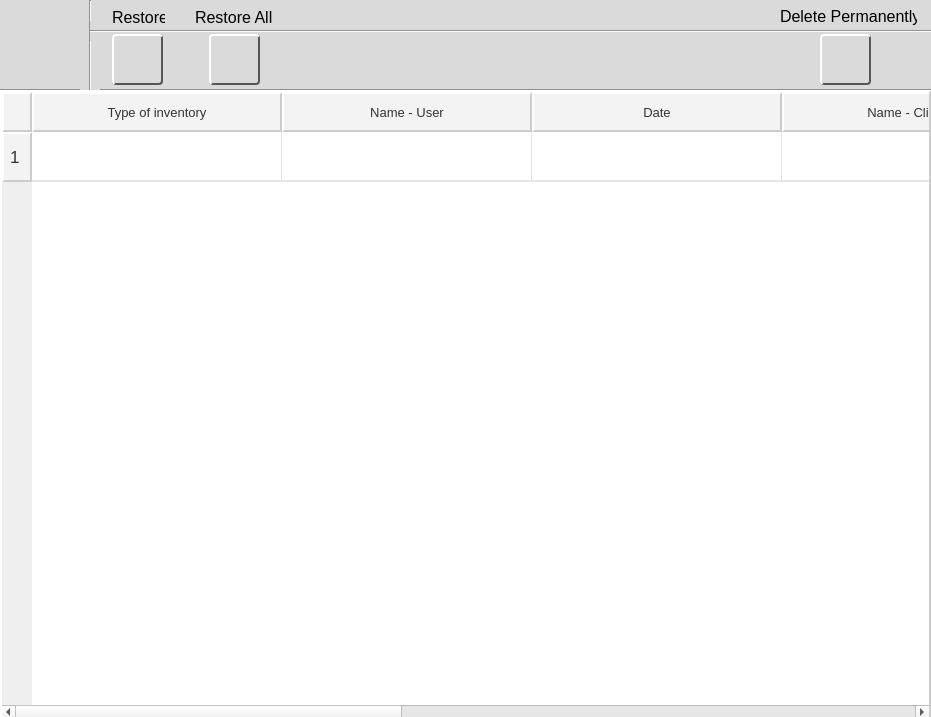
First picture: the form in qt/recycle_bin.ui, repository Eorico/RionnPest_Frontend, before the edit.
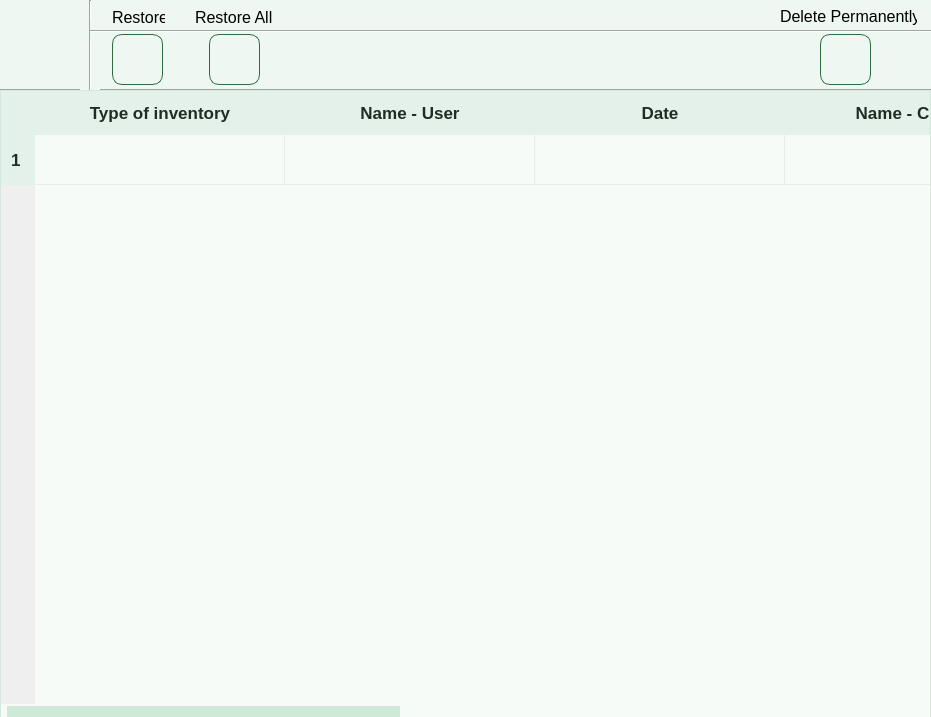
Second picture: the form after the edit. Icons and pictures are not drawn.

```diff
--- a/qt/recycle_bin.ui
+++ b/qt/recycle_bin.ui
@@ -34,55 +34,134 @@
     </property>
     <property name="styleSheet">
      <string notr="true">QTableWidget {
-    background-color: #ffffff;            /* white background */
-    border-style: solid;
-    border-width: 2px;
-    border-top-color: #ffffff;            /* light top */
-    border-left-color: #ffffff;           /* light left */
-    border-bottom-color: #cccccc;         /* dark bottom */
-    border-right-color: #cccccc;          /* dark right */
-    gridline-color: #e6e6e6;
+    background-color: #F6FBF8;          /* soft green-tinted white */
+    border: 1px solid #D6E8DD;          /* subtle modern border */
+    gridline-color: #E3EFE8;
     font: 13pt &quot;Segoe UI&quot;;
-    selection-background-color: #2ecc71;
+
+    selection-background-color: #4CAF70;
     selection-color: white;
-    alternate-background-color: #f9f9f9;
+
+    alternate-background-color: #EDF7F1;
 }
 
+/* cells */
 QTableWidget::item {
-    padding: 6px;
-    border-bottom: 1px solid #e6e6e6;
+    padding: 10px;
+    border: none;
+    color: #1F2D23;
 }
 
-QTableWidget::item:selected {
-    background-color: #2ecc71;   /* green when selected */
-    color: white;
-}
-
+/* hover (soft green highlight) */
 QTableWidget::item:hover {
     background-color: #f0f0f0;   /* darker on hover */
 }
 
+/* selected */
+QTableWidget::item:selected {
+    background-color: #4CAF70;
+    color: white;
+}
+
+/* header (modern flat style) */
 QHeaderView::section {
-    background-color: #f3f3f3;
-    color: #333333;
-    padding: 6px;
-    border-style: solid;
-    border-width: 2px;
-    border-top-color: #ffffff;
-    border-left-color: #ffffff;
-    border-bottom-color: #cccccc;
-    border-right-color: #cccccc;
+    background-color: #E4F1EA;
+    color: #1F2D23;
+    padding: 10px;
+    border: none;
     font: 10pt &quot;Segoe UI&quot;;
+    font-weight: 600;
 }
 
+/* row header hover (clickable feel) */
+QHeaderView::section:vertical:hover {
+    background-color: #CFE9D8;
+}
+
+/* row header pressed */
+QHeaderView::section:vertical:pressed {
+    background-color: #4CAF70;
+    color: white;
+}
+
+/* corner */
 QTableCornerButton::section {
-    background-color: #f3f3f3;
-    border-style: solid;
-    border-width: 2px;
-    border-top-color: #ffffff;
-    border-left-color: #ffffff;
-    border-bottom-color: #cccccc;
-    border-right-color: #cccccc;
+    background-color: #E4F1EA;
+    border: none;
+}
+
+/* Vertical ScrollBar */
+QScrollBar:vertical {
+    background: transparent;
+    width: 16px;                     /* ⬅ bigger */
+    margin: 6px 2px 6px 2px;
+}
+
+/* handle */
+QScrollBar::handle:vertical {
+    background: #CFE9D8;
+    border-radius: 8px;
+    min-height: 40px;               /* ⬅ bigger handle */
+}
+
+/* hover */
+QScrollBar::handle:vertical:hover {
+    background: #AFCFBB;
+}
+
+/* pressed */
+QScrollBar::handle:vertical:pressed {
+    background: #4CAF70;
+}
+
+/* remove arrows */
+QScrollBar::add-line:vertical,
+QScrollBar::sub-line:vertical {
+    height: 0px;
+    background: none;
+}
+
+/* track */
+QScrollBar::add-page:vertical,
+QScrollBar::sub-page:vertical {
+    background: transparent;
+}
+
+/* Horizontal ScrollBar */
+QScrollBar:horizontal {
+    background: transparent;
+    height: 16px;                   /* ⬅ bigger */
+    margin: 2px 6px 2px 6px;
+}
+
+/* handle */
+QScrollBar::handle:horizontal {
+    background: #CFE9D8;
+    border-radius: 8px;
+    min-width: 40px;                /* ⬅ bigger handle */
+}
+
+/* hover */
+QScrollBar::handle:horizontal:hover {
+    background: #AFCFBB;
+}
+
+/* pressed */
+QScrollBar::handle:horizontal:pressed {
+    background: #4CAF70;
+}
+
+/* remove arrows */
+QScrollBar::add-line:horizontal,
+QScrollBar::sub-line:horizontal {
+    width: 0px;
+    background: none;
+}
+
+/* track */
+QScrollBar::add-page:horizontal,
+QScrollBar::sub-page:horizontal {
+    background: transparent;
 }</string>
     </property>
     <property name="editTriggers">
@@ -164,7 +243,7 @@
     </column>
     <column>
      <property name="text">
-      <string>Acutal chemical used</string>
+      <string>Actual Chemical Used</string>
      </property>
     </column>
     <item row="0" column="0">
@@ -208,9 +287,8 @@
      </rect>
     </property>
     <property name="styleSheet">
-     <string notr="true">/* Main light gray container */
-QWidget{
-    background-color: #DADADA; /* light gray */
+     <string notr="true">QWidget {
+    background-color: #EEF7F2;   /* slightly darker than table */
 }</string>
     </property>
     <widget class="Line" name="line_4">
@@ -304,17 +382,21 @@
      </property>
      <property name="styleSheet">
       <string notr="true">QPushButton {
-    background-color: transparent;      /* make background see-through */
-    border-style: solid;
-    border-width: 2px;
-    border-top-color: #ffffff;          /* light top/left edge */
-    border-left-color: #ffffff;
-    border-bottom-color: #555555;       /* dark bottom/right edge */
-    border-right-color: #555555;
-    border-radius: 4px;                  /* optional: rounded corners */
-    padding: 5px;
+    background-color: transparent;
+    color: #7CFFB2;
+
+    border: 1px solid #2F6B3F;   /* darker, visible green outline */
+    border-radius: 10px;
+    padding: 6px;
 }
 
+/* hover (subtle visible lift, no covering image) */
+QPushButton:hover {
+    background-color: rgba(47, 107, 63, 0.18);  /* soft green tint */
+    border-color: #3A7F52;                      /* brighter border */
+}
+
+/* pressed (stronger feedback but still transparent) */
 QPushButton:pressed {
     /* invert border for “pressed” effect */
     border-top-color: #555555;
@@ -338,17 +420,21 @@
      </property>
      <property name="styleSheet">
       <string notr="true">QPushButton {
-    background-color: transparent;      /* make background see-through */
-    border-style: solid;
-    border-width: 2px;
-    border-top-color: #ffffff;          /* light top/left edge */
-    border-left-color: #ffffff;
-    border-bottom-color: #555555;       /* dark bottom/right edge */
-    border-right-color: #555555;
-    border-radius: 4px;                  /* optional: rounded corners */
-    padding: 5px;
+    background-color: transparent;
+    color: #7CFFB2;
+
+    border: 1px solid #2F6B3F;   /* darker, visible green outline */
+    border-radius: 10px;
+    padding: 6px;
 }
 
+/* hover (subtle visible lift, no covering image) */
+QPushButton:hover {
+    background-color: rgba(47, 107, 63, 0.18);  /* soft green tint */
+    border-color: #3A7F52;                      /* brighter border */
+}
+
+/* pressed (stronger feedback but still transparent) */
 QPushButton:pressed {
     /* invert border for “pressed” effect */
     border-top-color: #555555;
@@ -372,17 +458,21 @@
      </property>
      <property name="styleSheet">
       <string notr="true">QPushButton {
-    background-color: transparent;      /* make background see-through */
-    border-style: solid;
-    border-width: 2px;
-    border-top-color: #ffffff;          /* light top/left edge */
-    border-left-color: #ffffff;
-    border-bottom-color: #555555;       /* dark bottom/right edge */
-    border-right-color: #555555;
-    border-radius: 4px;                  /* optional: rounded corners */
-    padding: 5px;
+    background-color: transparent;
+    color: #7CFFB2;
+
+    border: 1px solid #2F6B3F;   /* darker, visible green outline */
+    border-radius: 10px;
+    padding: 6px;
 }
 
+/* hover (subtle visible lift, no covering image) */
+QPushButton:hover {
+    background-color: rgba(47, 107, 63, 0.18);  /* soft green tint */
+    border-color: #3A7F52;                      /* brighter border */
+}
+
+/* pressed (stronger feedback but still transparent) */
 QPushButton:pressed {
     /* invert border for “pressed” effect */
     border-top-color: #555555;
```
Left out of the diff: 23 changed lines with no effect on the pictures.
